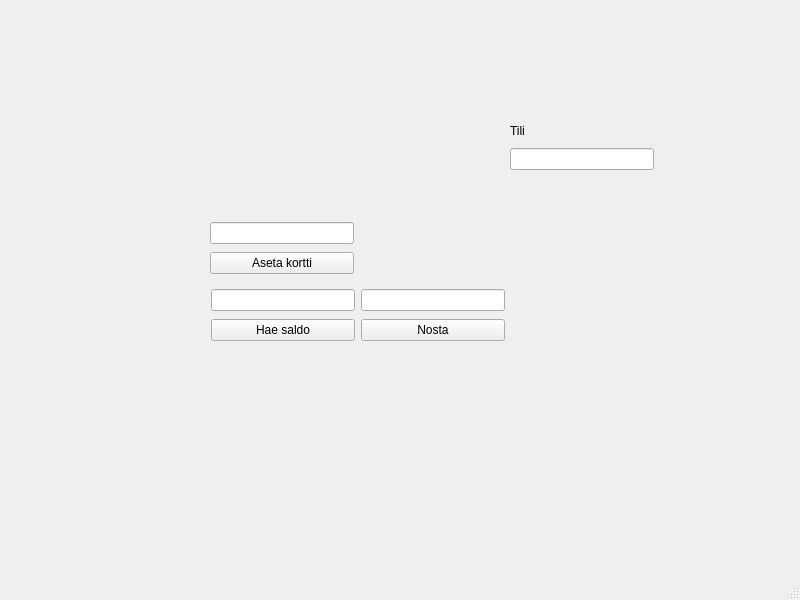
Old version of the form qt_frontend/frontend/mainwindow.ui in the repository jerpism/banksimul_testdev.
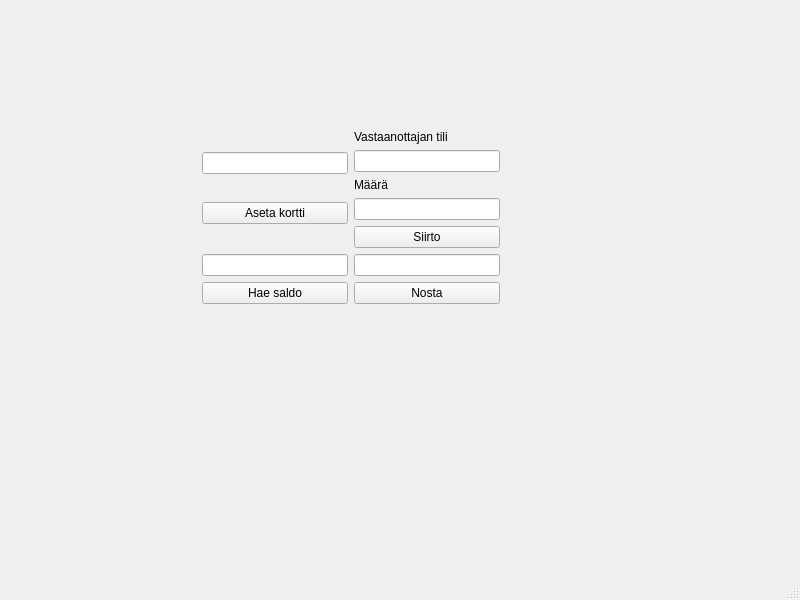
New version of the form.

Commit message: Added working transfer functionality and error message timeout

```diff
--- a/qt_frontend/frontend/mainwindow.ui
+++ b/qt_frontend/frontend/mainwindow.ui
@@ -14,29 +14,18 @@
    <string>MainWindow</string>
   </property>
   <widget class="QWidget" name="centralwidget">
-   <widget class="QLabel" name="virheLabel">
-    <property name="geometry">
-     <rect>
-      <x>200</x>
-      <y>350</y>
-      <width>361</width>
-      <height>41</height>
-     </rect>
-    </property>
-    <property name="text">
-     <string/>
-    </property>
-   </widget>
    <widget class="QWidget" name="">
     <property name="geometry">
      <rect>
-      <x>210</x>
-      <y>220</y>
-      <width>144</width>
-      <height>58</height>
+      <x>202</x>
+      <y>130</y>
+      <width>298</width>
+      <height>226</height>
      </rect>
     </property>
-    <layout class="QVBoxLayout" name="verticalLayout_4">
+    <layout class="QGridLayout" name="gridLayout">
+     <item row="0" column="0">
+      <layout class="QVBoxLayout" name="verticalLayout">
      <item>
       <widget class="QLineEdit" name="cardLineEdit"/>
      </item>
@@ -48,17 +37,48 @@
       </widget>
      </item>
     </layout>
-   </widget>
-   <widget class="QWidget" name="">
-    <property name="geometry">
-     <rect>
-      <x>211</x>
-      <y>287</y>
-      <width>144</width>
-      <height>58</height>
-     </rect>
-    </property>
-    <layout class="QVBoxLayout" name="verticalLayout">
+     </item>
+     <item row="0" column="1">
+      <layout class="QVBoxLayout" name="verticalLayout_6">
+       <item>
+        <layout class="QVBoxLayout" name="verticalLayout_2">
+         <item>
+          <widget class="QLabel" name="label">
+           <property name="text">
+            <string>Vastaanottajan tili</string>
+           </property>
+          </widget>
+         </item>
+         <item>
+          <widget class="QLineEdit" name="accLineEdit"/>
+         </item>
+        </layout>
+       </item>
+       <item>
+        <layout class="QVBoxLayout" name="verticalLayout_5">
+         <item>
+          <widget class="QLabel" name="amountLabel">
+           <property name="text">
+            <string>Määrä</string>
+           </property>
+          </widget>
+         </item>
+         <item>
+          <widget class="QLineEdit" name="transferLineEdit"/>
+         </item>
+         <item>
+          <widget class="QPushButton" name="siirtoPushButton">
+           <property name="text">
+            <string>Siirto</string>
+           </property>
+          </widget>
+         </item>
+        </layout>
+       </item>
+      </layout>
+     </item>
+     <item row="1" column="0">
+      <layout class="QVBoxLayout" name="verticalLayout_3">
      <item>
       <widget class="QLineEdit" name="lineEdit"/>
      </item>
@@ -70,17 +90,9 @@
       </widget>
      </item>
     </layout>
-   </widget>
-   <widget class="QWidget" name="">
-    <property name="geometry">
-     <rect>
-      <x>361</x>
-      <y>287</y>
-      <width>144</width>
-      <height>58</height>
-     </rect>
-    </property>
-    <layout class="QVBoxLayout" name="verticalLayout_3">
+     </item>
+     <item row="1" column="1">
+      <layout class="QVBoxLayout" name="verticalLayout_4">
      <item>
       <widget class="QLineEdit" name="nostoLineEdit"/>
      </item>
@@ -92,26 +104,13 @@
       </widget>
      </item>
     </layout>
-   </widget>
-   <widget class="QWidget" name="">
-    <property name="geometry">
-     <rect>
-      <x>510</x>
-      <y>120</y>
-      <width>144</width>
-      <height>50</height>
-     </rect>
-    </property>
-    <layout class="QVBoxLayout" name="verticalLayout_2">
-     <item>
-      <widget class="QLabel" name="label">
-       <property name="text">
-        <string>Tili</string>
-       </property>
-      </widget>
      </item>
-     <item>
-      <widget class="QLineEdit" name="accLineEdit"/>
+     <item row="2" column="0" colspan="2">
+      <widget class="QLabel" name="virheLabel">
+       <property name="text">
+        <string/>
+       </property>
+      </widget>
      </item>
     </layout>
    </widget>
```
Lines whose indentation alone changed are shown as unchanged. The commit also changes 4 other files.
